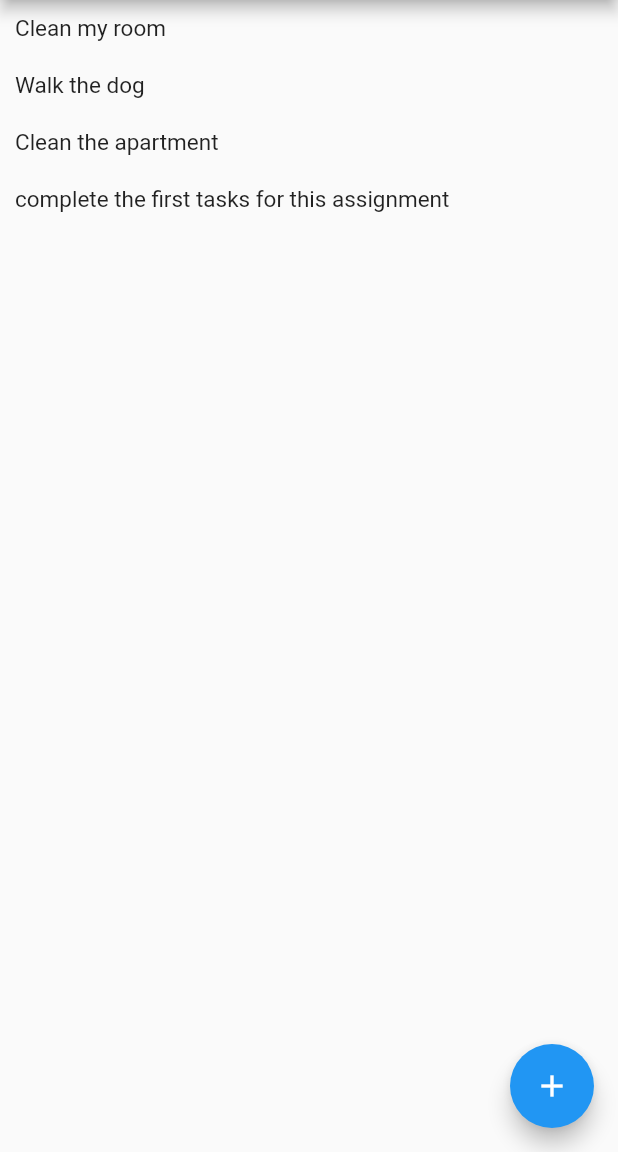
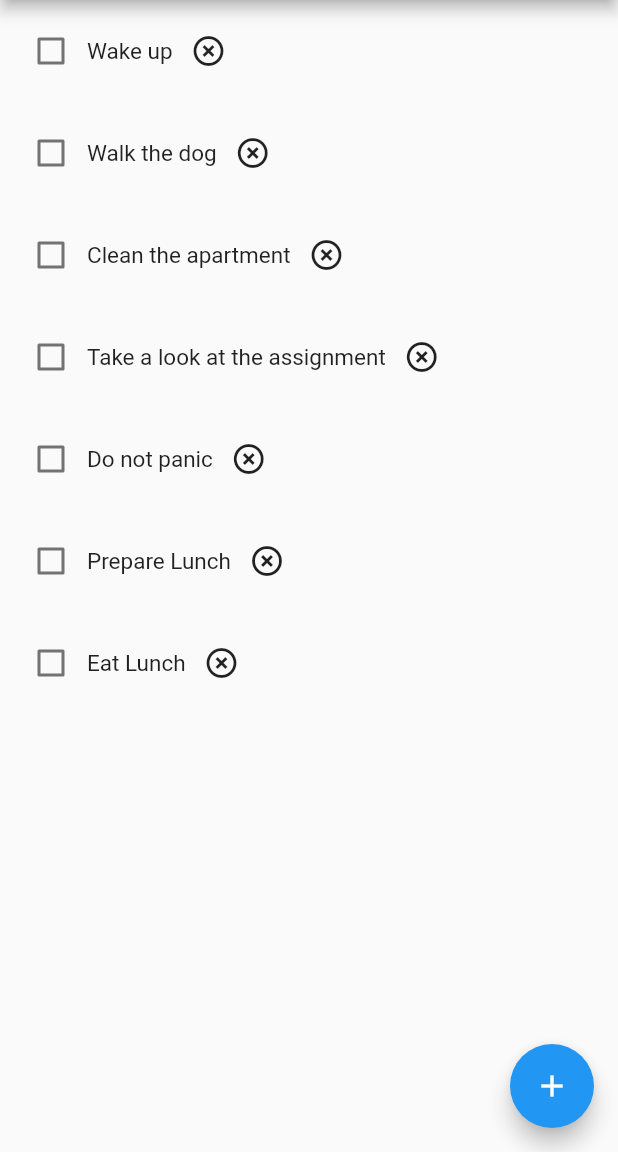
Before and after one commit to gu-tig169-ht21/gusharjof, a Flutter app: the screen it shows after launch, on a phone screen of 412 x 824 dp, the part 84-1236 px from its top. Run offline on Flutter 3.47's test engine with Material 2 defaults, Android fonts, the phone set to English and light mode, and no system bars.

Commit message:
La till iconButton och checkBox för varje item

```diff
--- a/lib/todo_list.dart
+++ b/lib/todo_list.dart
@@ -1,6 +1,7 @@
-///TODO: Behöver lösa hur man får till Button i varje item i listan
+///TODO: Kolla om det går att ta bort Required i Klassen Button för buttonText
 
 import 'package:flutter/material.dart';
+import './button.dart';
 
 class TodoList extends StatelessWidget {
   TodoList();
@@ -16,13 +17,17 @@ class TodoList extends StatelessWidget {
   Widget _todoList() {
     ///Skapar lista för att se output - kommer att ändras senare
     var list = [
-      'Clean my room',
+      'Wake up',
       'Walk the dog',
       'Clean the apartment',
-      'complete the first tasks for this assignment',
+      'Take a look at the assignment',
+      'Do not panic',
+      'Prepare Lunch',
+      'Eat Lunch'
     ];
     return ListView(
-      ///Initierar ListView med varje Item i list. Varje Item läggs in i _ListItems för att skapa Padding runt omkring
+      ///Initierar ListView med varje Item i list.
+      ///Varje Item läggs in i _ListItems för att skapa Padding runt omkring
       children: list
           .map(
             (item) => _listItems(item),
@@ -35,11 +40,35 @@ class TodoList extends StatelessWidget {
     ///Initierar Padding runt varje List Item.
     return Padding(
       padding: const EdgeInsets.all(10.0),
-      child: Text(
-        item,
-        style: TextStyle(
-          fontSize: 15,
-        ),
+
+      ///Skapar en rad för varje item i listan
+      child: Row(
+        children: [
+          ///Hämtar metoden checkBox - ger en checkBox på varje rad
+          checkBox(),
+
+          ///Hämtar texten från varje Item i TodoList - ger den teckenstorlek 15
+          Text(
+            item,
+            style: const TextStyle(
+              fontSize: 15,
+            ),
+          ),
+
+          ///Hämtar klassen Button och ger den namnargumenten.
+          ///buttonText ges tom för att det inte behövs en text vid detta anropet
+          Button(buttonIcon: Icons.highlight_remove, buttonText: '')
+        ],
+      ),
+    );
+  }
+
+  Widget checkBox() {
+    return Container(
+      child: Checkbox(
+        checkColor: Colors.white,
+        value: false,
+        onChanged: (bool) {},
       ),
     );
   }
```
